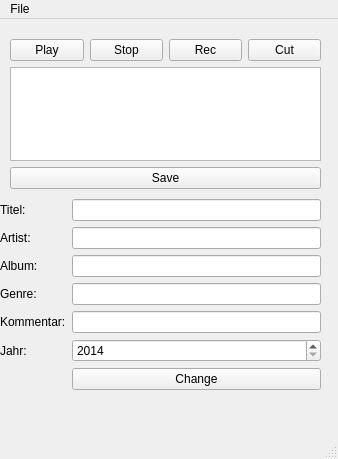
quitejonny/godirec, file ui/godi_rec.ui: the form before one commit.
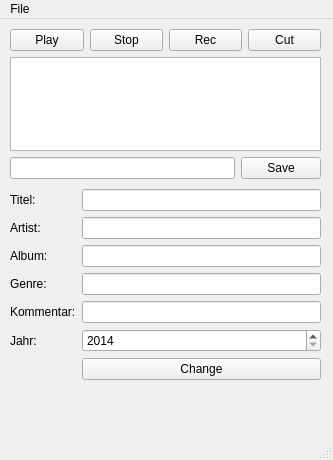
The form after the commit.

Commit message: added Dialog window und andere kleinere dinge

The edit to the form file:
```diff
--- a/ui/godi_rec.ui
+++ b/ui/godi_rec.ui
@@ -6,8 +6,8 @@
    <rect>
     <x>0</x>
     <y>0</y>
-    <width>338</width>
-    <height>459</height>
+    <width>333</width>
+    <height>460</height>
    </rect>
   </property>
   <property name="windowTitle">
@@ -18,7 +18,7 @@
     <property name="geometry">
      <rect>
       <x>10</x>
-      <y>20</y>
+      <y>10</y>
       <width>311</width>
       <height>150</height>
      </rect>
@@ -61,6 +61,9 @@
      </item>
      <item>
       <layout class="QHBoxLayout" name="horizontalLayout_2">
+       <item>
+        <widget class="QLineEdit" name="fileEdit"/>
+       </item>
        <item>
         <widget class="QPushButton" name="pushButton_save">
          <property name="text">
@@ -75,10 +78,10 @@
    <widget class="QWidget" name="formLayoutWidget">
     <property name="geometry">
      <rect>
-      <x>0</x>
-      <y>180</y>
-      <width>321</width>
-      <height>260</height>
+      <x>10</x>
+      <y>170</y>
+      <width>311</width>
+      <height>231</height>
      </rect>
     </property>
     <layout class="QFormLayout" name="formLayout">
@@ -174,7 +177,7 @@
     <rect>
      <x>0</x>
      <y>0</y>
-     <width>338</width>
+     <width>333</width>
      <height>25</height>
     </rect>
    </property>
```
Left out of the diff: 15 changed lines with no effect on the pictures. The commit also changes 6 other files.
